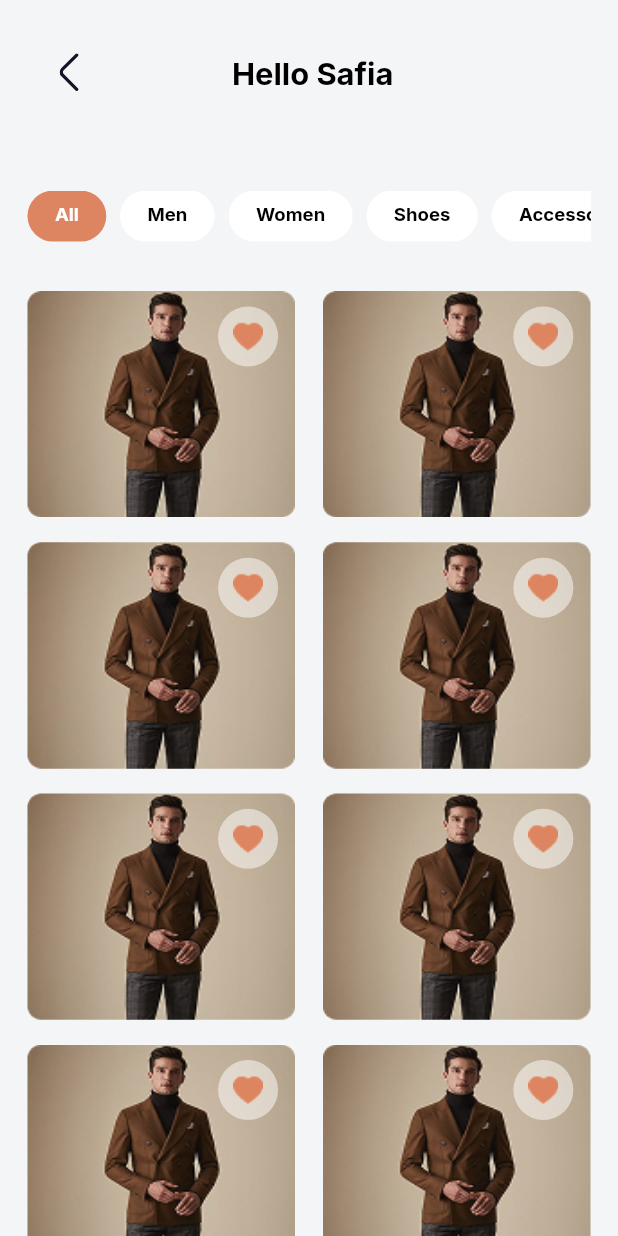
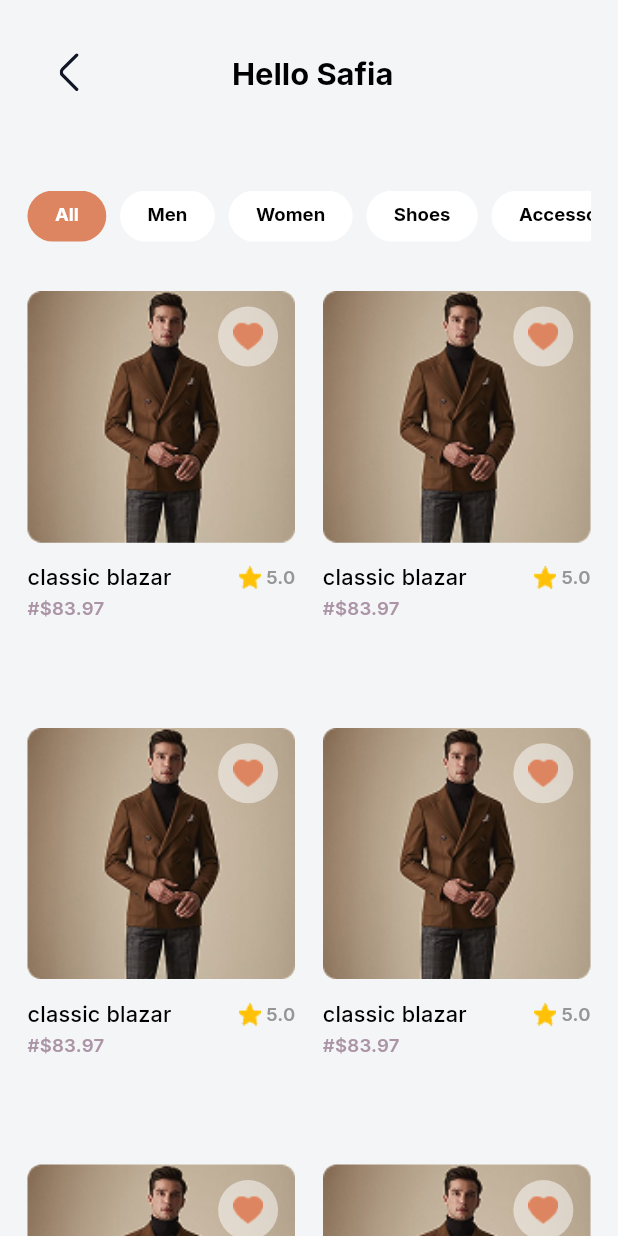
Before and after one commit to EzatRashad/Suits, a Flutter app: the WishlistView screen opened directly, on a phone screen of 412 x 824 dp. Run offline on Flutter 3.47's test engine with Material 3 defaults, Android fonts, the phone set to English and light mode, and no system bars; our stand-ins replace flutter_screenutil, flutter_svg.

Commit message:
wishlist done

```diff
--- a/lib/views/layout/pages/wishlist/wishlist.dart
+++ b/lib/views/layout/pages/wishlist/wishlist.dart
@@ -52,13 +52,12 @@ class _WishlistViewState extends State<WishlistView> {
             SliverToBoxAdapter(child: 32.ph),
             SliverGrid(
               delegate: SliverChildBuilderDelegate((context, index) {
-                return Stack(
+                return Column(
+                  crossAxisAlignment: CrossAxisAlignment.start,
                   children: [
-                    GestureDetector(
-                      onTap: () {
-                        context.nextScreen(ProductDetailsView());
-                      },
-                      child: ClipRRect(
+                    Stack(
+                      children: [
+                        ClipRRect(
                           borderRadius: BorderRadius.circular(8.r),
                           child: Container(
                             width: double.infinity,
@@ -66,7 +65,6 @@ class _WishlistViewState extends State<WishlistView> {
                             child: AppImage(
                               imageName: "pr.png",
                               fit: BoxFit.fill,
-                          ),
                             ),
                           ),
                         ),
@@ -81,13 +79,43 @@ class _WishlistViewState extends State<WishlistView> {
                           ),
                         ),
                       ],
+                    ),
+                    12.ph,
+                    Row(
+                      children: [
+                        Text(
+                          "classic blazar",
+                          style: theme.titleMedium!.copyWith(
+                            fontSize: 14.sp,
+                            fontVariations: [FontVariation('wght', 500)],
+                          ),
+                        ),
+                        Spacer(),
+                        AppImage(imageName: "star.png"),
+                        Text(
+                          " 5.0",
+                          style: theme.titleMedium!.copyWith(
+                            color: const Color(0xff979696),
+                            fontSize: 12.sp,
+                          ),
+                        ),
+                      ],
+                    ),
+                    Text(
+                      "#\$83.97",
+                      style: theme.titleMedium!.copyWith(
+                        color: const Color(0xffAB94A6),
+                        fontSize: 12.sp,
+                      ),
+                    ),
+                  ],
                 );
               }, childCount: 10),
               gridDelegate: SliverGridDelegateWithFixedCrossAxisCount(
                 crossAxisCount: 2,
-                childAspectRatio: 149.w / 140.h,
                 mainAxisSpacing: 16.h,
                 crossAxisSpacing: 16.w,
+                childAspectRatio: 0.65,
               ),
             ),
           ],
```
Lines whose indentation alone changed are shown as unchanged.
